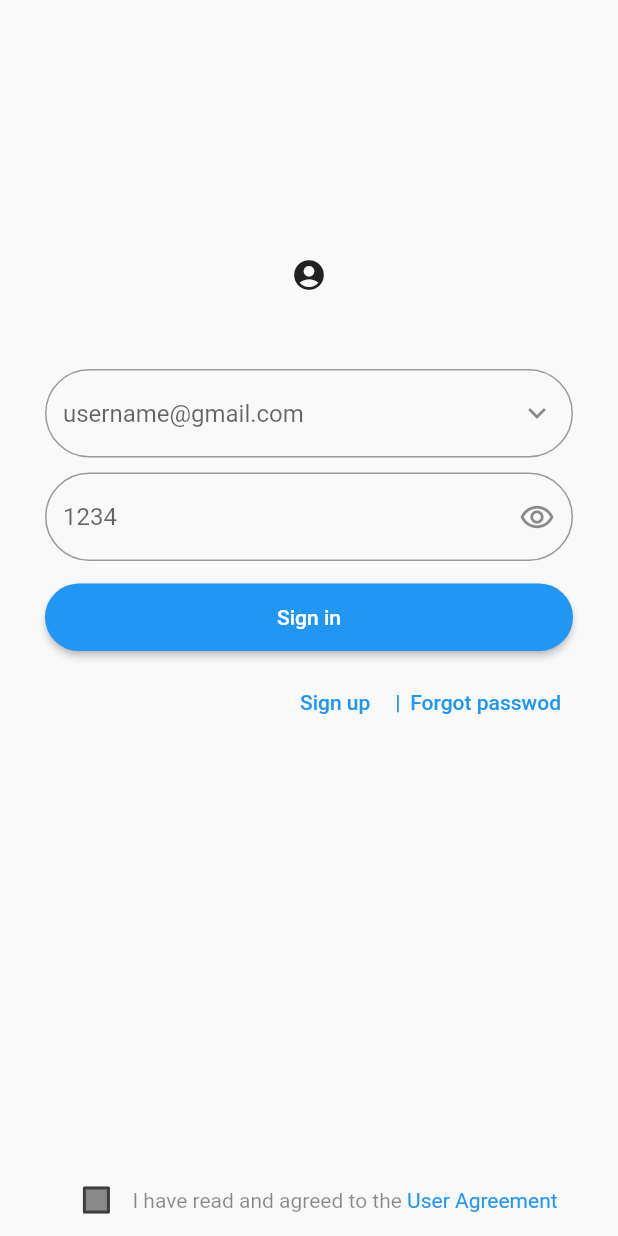
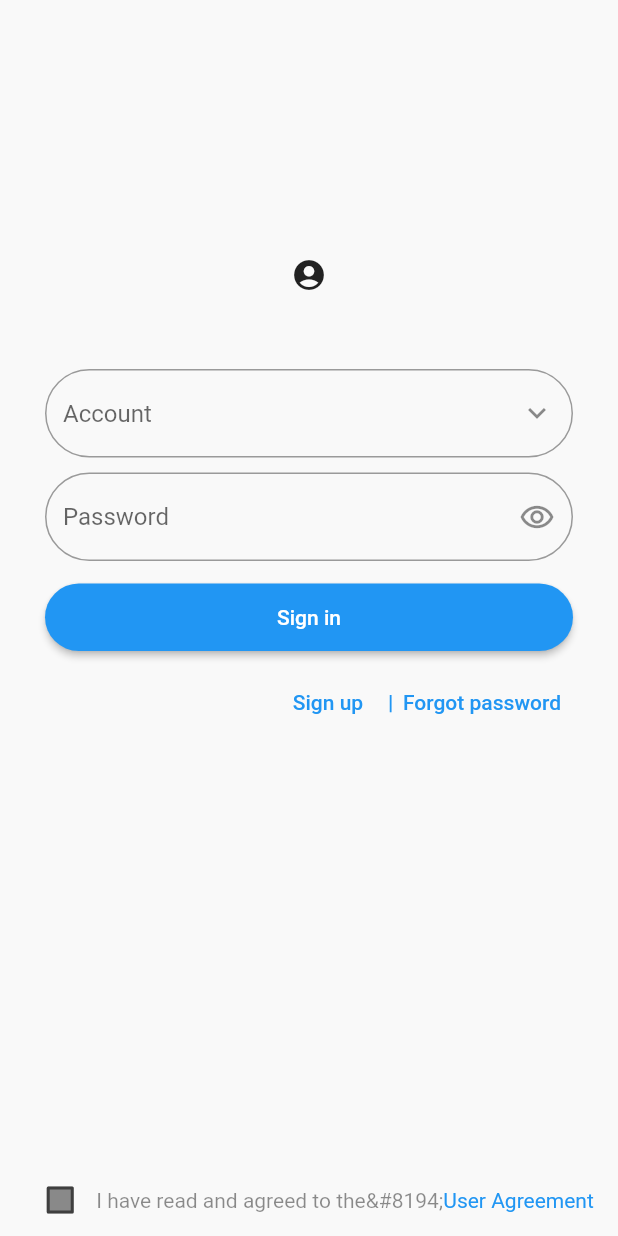
Before and after one commit to rickgit/Test, a Flutter app: the screen it shows after launch, after a tap on "標題", on a phone screen of 412 x 824 dp. Run offline on Flutter 3.47's test engine with Material 2 defaults, Android fonts, the phone set to English and light mode, and no system bars; our stand-ins replace get; generated files the repository leaves out were written again.

Commit message:
feat 新增登录界面

```diff
--- a/lib/initial/Routes.dart
+++ b/lib/initial/Routes.dart
@@ -5,7 +5,7 @@ import 'package:app_flutter/pages/UserInfoPage.dart';
 
 Map<String,Widget Function(BuildContext)> pageRouteMap={
   '/user/info':  (BuildContext bc)=>createUserPage(bc),
-  '/user/login':(BuildContext bc)=>createLoginPage(),
+  '/user/login':(BuildContext bc)=>createLoginPage(bc),
   '/user/register':(BuildContext bc)=>Text(""),
   '/user/findpwd':(BuildContext bc)=>Text(""),
 };
--- a/lib/l10n/app_en.arb
+++ b/lib/l10n/app_en.arb
@@ -1,5 +1,12 @@
 {
     "helloWorld": "Hello World!",
+    "account": "Account",
+    "password":"Password",
+    "sign_in":"Sign in",
+    "sign_up":"Sign up",
+    "foget_password":"Forgot password",
+    "receive_the":"I have read and agreed to the&#8194;",
+    "user_agreement":"User Agreement",
     "@helloWorld": {
       "description": "The conventional newborn programmer greeting"
     }
--- a/lib/l10n/app_zh.arb
+++ b/lib/l10n/app_zh.arb
@@ -1,3 +1,11 @@
 {
+
+    "account": "账号",
+    "password":"密码",
+    "sign_in":"登录",
+    "sign_up":"注册",
+    "foget_password":"忘记密码",
+    "receive_the":"我已阅读并同意",
+    "user_agreement":"《用户协议》",
     "helloWorld": "你好呀！"
 }
--- a/lib/pages/user/LoginPage.dart
+++ b/lib/pages/user/LoginPage.dart
@@ -6,11 +6,11 @@ import 'package:flutter/material.dart';
 import 'package:flutter/widgets.dart';
 import '../../initial/LocalAdapter.dart';
 
-Widget createLoginPage() {
+Widget createLoginPage(BuildContext context) {
   return Scaffold(
       resizeToAvoidBottomInset: false,
       body: Container(
-        color: Color.fromARGB(1, 46, 66, 100),
+        color: Color.fromARGB(1, 5, 36, 78),
         child: Column(
           mainAxisAlignment: MainAxisAlignment.start,
           crossAxisAlignment: CrossAxisAlignment.center,
@@ -23,7 +23,7 @@ Widget createLoginPage() {
               child: createPasswdWidget(),),
             Container(child: ElevatedButton(onPressed: () {
               //获取输入框控件
-            }, child: Text("Sign in") ,style: ButtonStyle( shape: MaterialStateProperty.all(
+            }, child: Text("${CommonLocalizations.of(context)?.sign_in}") ,style: ButtonStyle( shape: MaterialStateProperty.all(
                 RoundedRectangleBorder(
                     borderRadius:
                     BorderRadius.circular(
@@ -33,9 +33,9 @@ Widget createLoginPage() {
             Padding(padding: EdgeInsets.only(left: 30,right: 30,top: 10),
               child:
               Row(mainAxisAlignment: MainAxisAlignment.end,children: [
-                TextButton(onPressed: (){}, child: Text("Sign up")),
+                TextButton(onPressed: (){}, child: Text("${CommonLocalizations.of(context)?.sign_up}")),
                 Container(width: 10, child: TextButton(onPressed: (){}, child: Text("|")),),
-                TextButton(onPressed: (){}, child: Text("Forgot passwod")),
+                TextButton(onPressed: (){}, child: Text("${CommonLocalizations.of(context)?.foget_password}")),
               ],),
             ),
             Spacer(),
@@ -68,9 +68,9 @@ class AgressTextState extends State<AgressTextStatefullWidget> {
   Widget build(BuildContext context) {
     return RichText(text: TextSpan(
         style: TextStyle(color: Colors.black45),
-        text: "I have read and agreed to the "
+        text: "${CommonLocalizations.of(context)?.receive_the}"
         ,children:[
-      TextSpan(text: "User Agreement",
+      TextSpan(text: "${CommonLocalizations.of(context)?.user_agreement}",
           style: TextStyle(color: Colors.blue)
           ,recognizer: tapGestureRecognizer
             ..onTap = (){
@@ -105,7 +105,7 @@ class AccountState extends State<AccountEditWidget> {
         keyboardType:TextInputType.emailAddress,
         decoration: InputDecoration(
           border: OutlineInputBorder(borderRadius: BorderRadius.all(Radius.circular(30)) ),
-          hintText: 'username@gmail.com',
+          hintText:"${CommonLocalizations.of(context)?.account}",
           suffixIcon: IconButton(icon:Icon(Icons.keyboard_arrow_down),onPressed: (){
 
           },),
@@ -131,7 +131,7 @@ class PwdState  extends State<PwdStatefulWidget>{
           border: OutlineInputBorder(
             borderRadius: BorderRadius.all(Radius.circular(30)),
           ),
-          hintText: '1234',
+          hintText: "${CommonLocalizations.of(context)?.password}",
           suffixIcon: IconButton(icon: Icon(stateShowSecure?Icons.remove_red_eye:Icons.remove_red_eye_outlined),onPressed: (){
             setState(() {
               stateShowSecure=!stateShowSecure;
```
